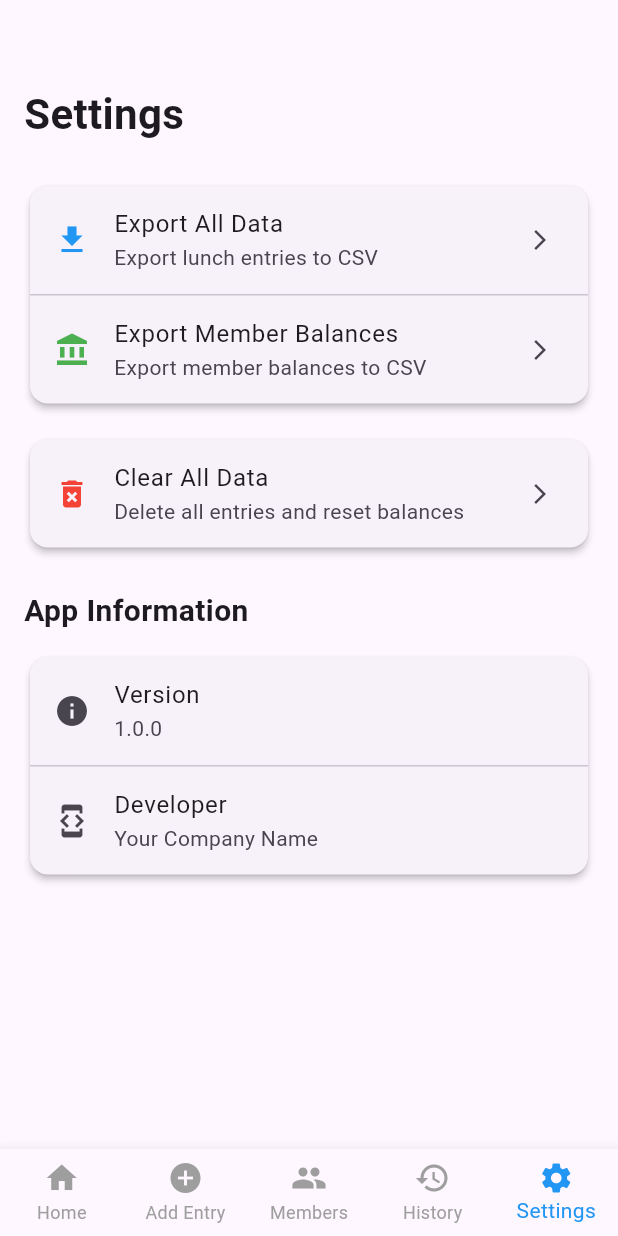
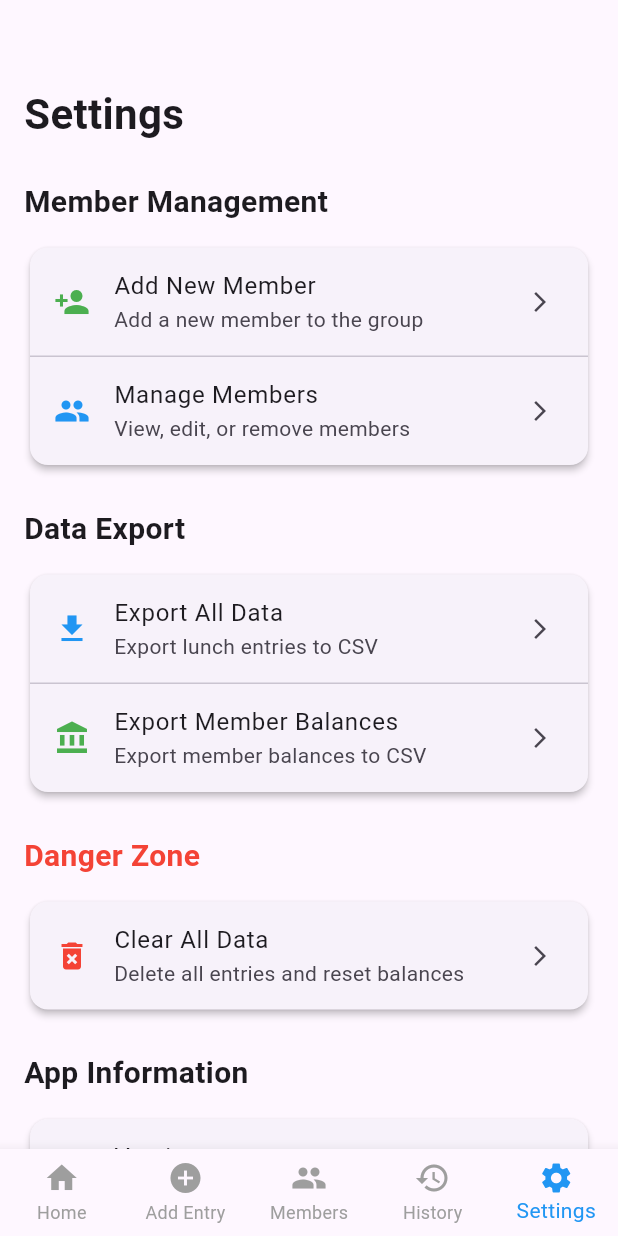
Before and after one commit to Shaban-Satti/lunch-book, a Flutter app: the screen it shows after launch, item 5 of the bottom bar chosen, on a phone screen of 412 x 824 dp. Run offline on Flutter 3.47's test engine with Material 3 defaults, Android fonts, the phone set to English and light mode, and no system bars; our stand-ins replace csv, get, hive, hive_flutter, permission_handler; accounts and stored records are empty.

Commit message:
feat: update  app feature add custom member and add custom payment

```diff
--- a/lib/screens/lunch_main_screen.dart
+++ b/lib/screens/lunch_main_screen.dart
@@ -1,4 +1,3 @@
-// lib/screens/lunch_main_screen.dart
 import 'package:flutter/material.dart';
 import 'package:get/get.dart';
 import 'package:lunch_book/model/lunch_models.dart';
@@ -376,6 +375,11 @@ class LunchMainScreen extends StatelessWidget {
               Row(
                 children: [
                   IconButton(
+                    onPressed: controller.showAddMemberDialog,
+                    icon: Icon(Icons.person_add, color: Colors.green),
+                    tooltip: 'Add Member',
+                  ),
+                  IconButton(
                     onPressed: controller.exportMemberBalancesToCSV,
                     icon: Icon(Icons.file_download),
                     tooltip: 'Export Balances',
@@ -466,6 +470,45 @@ class LunchMainScreen extends StatelessWidget {
           ),
           SizedBox(height: 24),
 
+          // Member Management Section
+          Text(
+            'Member Management',
+            style: TextStyle(fontSize: 20, fontWeight: FontWeight.bold),
+          ),
+          SizedBox(height: 12),
+
+          Card(
+            child: Column(
+              children: [
+                ListTile(
+                  leading: Icon(Icons.person_add, color: Colors.green),
+                  title: Text('Add New Member'),
+                  subtitle: Text('Add a new member to the group'),
+                  trailing: Icon(Icons.arrow_forward_ios, size: 16),
+                  onTap: controller.showAddMemberDialog,
+                ),
+                Divider(height: 1),
+                ListTile(
+                  leading: Icon(Icons.people, color: Colors.blue),
+                  title: Text('Manage Members'),
+                  subtitle: Text('View, edit, or remove members'),
+                  trailing: Icon(Icons.arrow_forward_ios, size: 16),
+                  onTap: () =>
+                      controller.currentTab.value = 2, // Go to Members tab
+                ),
+              ],
+            ),
+          ),
+
+          SizedBox(height: 24),
+
+          // Export Section
+          Text(
+            'Data Export',
+            style: TextStyle(fontSize: 20, fontWeight: FontWeight.bold),
+          ),
+          SizedBox(height: 12),
+
           Card(
             child: Column(
               children: [
@@ -488,7 +531,18 @@ class LunchMainScreen extends StatelessWidget {
             ),
           ),
 
-          SizedBox(height: 16),
+          SizedBox(height: 24),
+
+          // Danger Zone
+          Text(
+            'Danger Zone',
+            style: TextStyle(
+              fontSize: 20,
+              fontWeight: FontWeight.bold,
+              color: Colors.red,
+            ),
+          ),
+          SizedBox(height: 12),
 
           Card(
             child: ListTile(
@@ -514,13 +568,21 @@ class LunchMainScreen extends StatelessWidget {
                 ListTile(
                   leading: Icon(Icons.info),
                   title: Text('Version'),
-                  subtitle: Text('1.0.0'),
+                  subtitle: Text('1.1.0'),
                 ),
                 Divider(height: 1),
                 ListTile(
                   leading: Icon(Icons.developer_mode),
                   title: Text('Developer'),
                   subtitle: Text('Your Company Name'),
+                ),
+                Divider(height: 1),
+                ListTile(
+                  leading: Icon(Icons.new_releases),
+                  title: Text('Features'),
+                  subtitle: Text(
+                    'Member management, custom amounts, export data',
+                  ),
                 ),
               ],
             ),
@@ -617,7 +679,28 @@ class LunchMainScreen extends StatelessWidget {
             style: TextStyle(color: Colors.white, fontWeight: FontWeight.bold),
           ),
         ),
-        title: Text(member.name, style: TextStyle(fontWeight: FontWeight.bold)),
+        title: Row(
+          children: [
+            Text(member.name, style: TextStyle(fontWeight: FontWeight.bold)),
+            if (!member.isActive)
+              Container(
+                margin: EdgeInsets.only(left: 8),
+                padding: EdgeInsets.symmetric(horizontal: 6, vertical: 2),
+                decoration: BoxDecoration(
+                  color: Colors.grey,
+                  borderRadius: BorderRadius.circular(10),
+                ),
+                child: Text(
+                  'INACTIVE',
+                  style: TextStyle(
+                    color: Colors.white,
+                    fontSize: 10,
+                    fontWeight: FontWeight.bold,
+                  ),
+                ),
+              ),
+          ],
+        ),
         subtitle: Column(
           crossAxisAlignment: CrossAxisAlignment.start,
           children: [
@@ -647,7 +730,7 @@ class LunchMainScreen extends StatelessWidget {
             ),
           ],
         ),
-        onTap: () => controller.showPaymentDialog(member),
+        onTap: () => controller.showMemberOptionsDialog(member),
       ),
     );
   }
--- a/lib/services/lunch_service.dart
+++ b/lib/services/lunch_service.dart
@@ -1,11 +1,9 @@
-// lib/services/lunch_service.dart
 import 'dart:io';
 import 'package:hive/hive.dart';
 import 'package:lunch_book/model/lunch_models.dart';
 import 'package:path_provider/path_provider.dart';
 import 'package:csv/csv.dart';
 import 'package:uuid/uuid.dart';
-
 
 class LunchService {
   static const String _membersBoxName = 'members';
@@ -64,36 +62,93 @@ class LunchService {
   /// Initialize default members
   Future<void> _initializeDefaultMembers() async {
     for (String name in defaultMembers) {
-      final member = Member(
-        id: _uuid.v4(),
-        name: name,
-      );
+      final member = Member(id: _uuid.v4(), name: name);
       await _membersBox.put(member.id, member);
     }
   }
 
-  /// Get all members
+  /// Get all members (including inactive)
   List<Member> getAllMembers() {
     return _membersBox.values.toList();
   }
 
-  /// Get active members
+  /// Get active members only
   List<Member> getActiveMembers() {
     return _membersBox.values.where((member) => member.isActive).toList();
   }
 
   /// Add new member
   Future<void> addMember(String name) async {
-    final member = Member(
-      id: _uuid.v4(),
-      name: name,
-    );
+    final member = Member(id: _uuid.v4(), name: name);
     await _membersBox.put(member.id, member);
+  }
+
+  /// Delete member (only if no history)
+  Future<void> deleteMember(String memberId) async {
+    final member = _membersBox.get(memberId);
+    if (member != null) {
+      await _membersBox.delete(memberId);
+    }
+  }
+
+  /// Deactivate member (for members with history)
+  Future<void> deactivateMember(String memberId) async {
+    final member = _membersBox.get(memberId);
+    if (member != null) {
+      final updatedMember = member.copyWith(isActive: false);
+      await _membersBox.put(memberId, updatedMember);
+    }
+  }
+
+  /// Reactivate member
+  Future<void> reactivateMember(String memberId) async {
+    final member = _membersBox.get(memberId);
+    if (member != null) {
+      final updatedMember = member.copyWith(isActive: true);
+      await _membersBox.put(memberId, updatedMember);
+    }
   }
 
   /// Update member
   Future<void> updateMember(Member member) async {
     await _membersBox.put(member.id, member);
+  }
+
+  /// Add custom amount to member with note
+  Future<void> addCustomAmount({
+    required String memberId,
+    required double amount,
+    required String note,
+    required DateTime date,
+  }) async {
+    // Create a payment entry for tracking
+    final payment = Payment(
+      id: _uuid.v4(),
+      memberId: memberId,
+      amount: amount,
+      date: date,
+      type: amount > 0 ? 'custom_credit' : 'custom_debit',
+      notes: note,
+      createdAt: DateTime.now(),
+    );
+
+    await _paymentsBox.put(payment.id, payment);
+
+    // Update member balance
+    final member = _membersBox.get(memberId);
+    if (member != null) {
+      Member updatedMember;
+      if (amount > 0) {
+        // Positive amount is a credit (payment)
+        updatedMember = member.copyWith(totalPaid: member.totalPaid + amount);
+      } else {
+        // Negative amount is a debit (additional owed amount)
+        updatedMember = member.copyWith(
+          totalOwed: member.totalOwed + amount.abs(),
+        );
+      }
+      await _membersBox.put(member.id, updatedMember);
+    }
   }
 
   /// Add lunch entry
@@ -126,7 +181,10 @@ class LunchService {
   }
 
   /// Update member balances after adding entry
-  Future<void> _updateMemberBalances(List<String> participantIds, double perHeadAmount) async {
+  Future<void> _updateMemberBalances(
+    List<String> participantIds,
+    double perHeadAmount,
+  ) async {
     for (String memberId in participantIds) {
       final member = _membersBox.get(memberId);
       if (member != null) {
@@ -176,9 +234,11 @@ class LunchService {
   /// Get entries by date range
   List<LunchEntry> getEntriesByDateRange(DateTime startDate, DateTime endDate) {
     return _entriesBox.values
-        .where((entry) =>
-            entry.date.isAfter(startDate.subtract(Duration(days: 1))) &&
-            entry.date.isBefore(endDate.add(Duration(days: 1))))
+        .where(
+          (entry) =>
+              entry.date.isAfter(startDate.subtract(Duration(days: 1))) &&
+              entry.date.isBefore(endDate.add(Duration(days: 1))),
+        )
         .toList()
       ..sort((a, b) => b.date.compareTo(a.date));
   }
@@ -207,13 +267,22 @@ class LunchService {
   /// Get lunch summary
   LunchSummary getLunchSummary() {
     final entries = getAllEntries();
-    final members = getAllMembers();
+    final members = getActiveMembers(); // Only active members for summary
 
-    final totalExpenses = entries.fold(0.0, (sum, entry) => sum + entry.totalBill);
+    final totalExpenses = entries.fold(
+      0.0,
+      (sum, entry) => sum + entry.totalBill,
+    );
     final totalEntries = entries.length;
     final averageBill = totalEntries > 0 ? totalExpenses / totalEntries : 0.0;
-    final totalOutstanding = members.fold(0.0, (sum, member) => sum + (member.balance < 0 ? member.balance.abs() : 0));
-    final totalPaid = members.fold(0.0, (sum, member) => sum + member.totalPaid);
+    final totalOutstanding = members.fold(
+      0.0,
+      (sum, member) => sum + (member.balance < 0 ? member.balance.abs() : 0),
+    );
+    final totalPaid = members.fold(
+      0.0,
+      (sum, member) => sum + member.totalPaid,
+    );
 
     return LunchSummary(
       totalExpenses: totalExpenses,
@@ -231,12 +300,9 @@ class LunchService {
     await _paymentsBox.clear();
 
     // Reset member balances
-    final members = getAllMembers();
+    final members = getActiveMembers();
     for (Member member in members) {
-      final resetMember = member.copyWith(
-        totalPaid: 0.0,
-        totalOwed: 0.0,
-      );
+      final resetMember = member.copyWith(totalPaid: 0.0, totalOwed: 0.0);
       await _membersBox.put(member.id, resetMember);
     }
   }
@@ -266,7 +332,15 @@ class LunchService {
     final memberMap = {for (var member in members) member.id: member.name};
 
     List<List<String>> csvData = [
-      ['Date', 'Restaurant', 'Total Bill', 'Member Count', 'Per Head', 'Participants', 'Notes']
+      [
+        'Date',
+        'Restaurant',
+        'Total Bill',
+        'Member Count',
+        'Per Head',
+        'Participants',
+        'Notes',
+      ],
     ];
 
     for (LunchEntry entry in entries) {
@@ -295,13 +369,19 @@ class LunchService {
     return file.path;
   }
 
-
   /// Export member balances to CSV
   Future<String> exportMemberBalancesToCSV() async {
     final members = getAllMembers();
 
     List<List<String>> csvData = [
-      ['Member Name', 'Total Paid', 'Total Owed', 'Balance', 'Status']
+      [
+        'Member Name',
+        'Total Paid',
+        'Total Owed',
+        'Balance',
+        'Status',
+        'Active',
+      ],
     ];
 
     for (Member member in members) {
@@ -311,6 +391,7 @@ class LunchService {
         member.totalOwed.toStringAsFixed(2),
         member.balance.toStringAsFixed(2),
         member.balance >= 0 ? 'Clear' : 'Owes',
+        member.isActive ? 'Yes' : 'No',
       ]);
     }
 
```
Also changed, not shown: lib/controllers/lunch_controller.dart (+296 -72 lines), lib/model/lunch_models.dart (+61 -3 lines), pubspec.lock.
